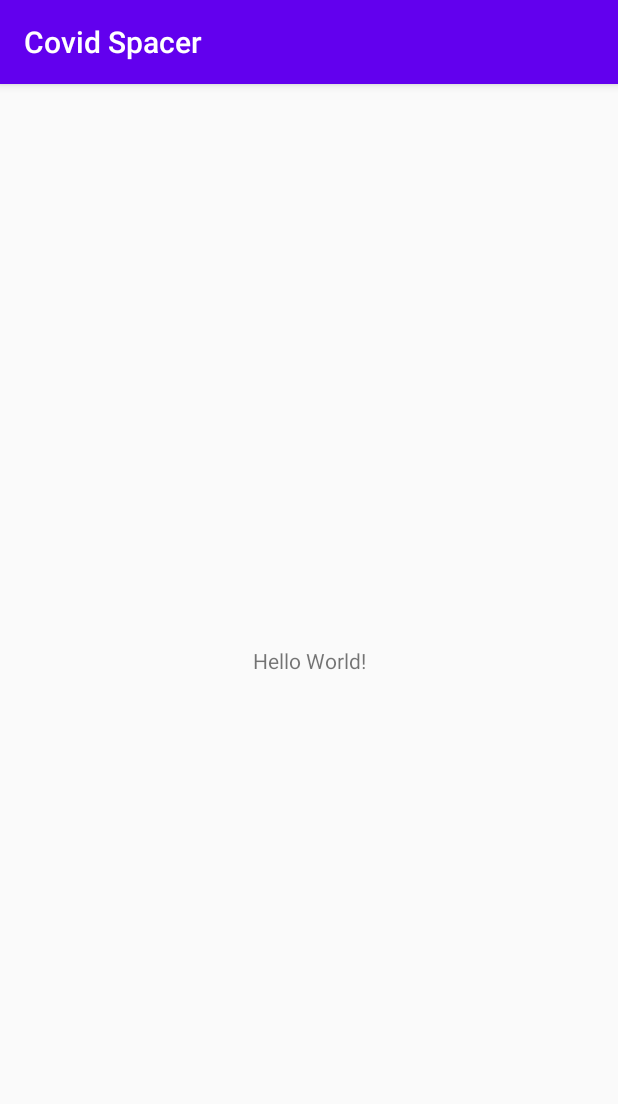
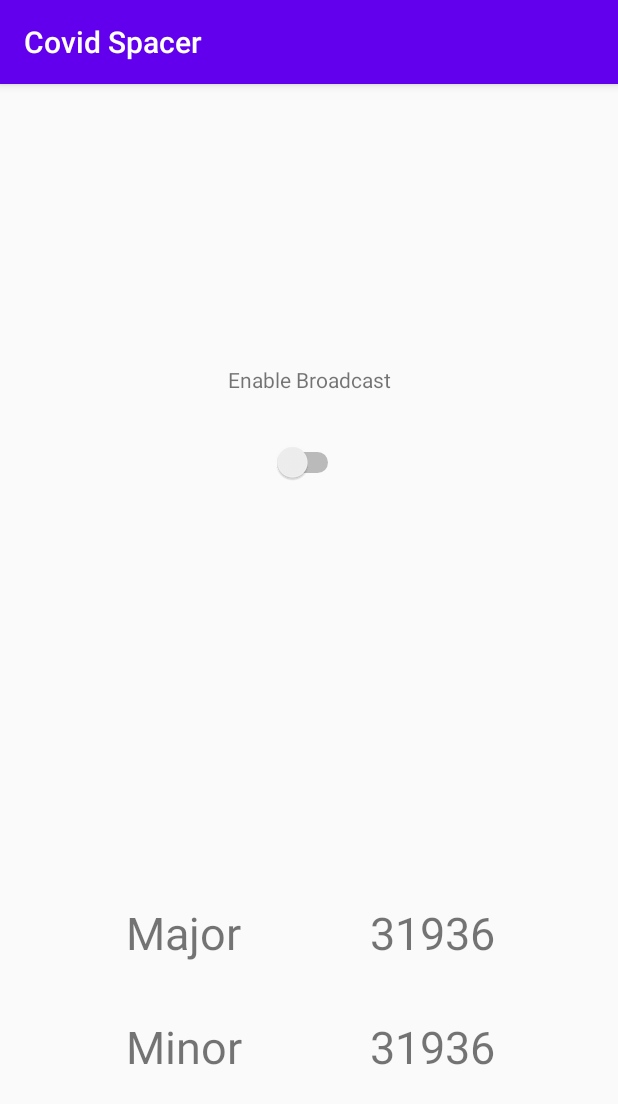
Before and after one commit to davidgamero/covid-spacer-android, an Android app: the screen it shows after launch (MainActivity), on a phone screen of 412 x 824 dp. Shown: the top 1104 px of the screen. Run offline under Robolectric (Android 15) with nearby library versions, the phone set to English and light mode, and no system bars.

Commit message:
Updated UI features, randomized minor and major axis

```diff
--- a/app/src/main/java/edu/gatech/covidSpacer/MainActivity.kt
+++ b/app/src/main/java/edu/gatech/covidSpacer/MainActivity.kt
@@ -1,12 +1,28 @@
 package edu.gatech.covidSpacer
 
+import android.os.Bundle
+import android.widget.TextView
 import androidx.appcompat.app.AppCompatActivity
-import android.os.Bundle
+import kotlin.random.Random
 
 class MainActivity : AppCompatActivity() {
 
     override fun onCreate(savedInstanceState: Bundle?) {
         super.onCreate(savedInstanceState)
         setContentView(R.layout.activity_main)
+        val majorNum = findViewById<TextView>(R.id.majorNum)
+        val minorNum = findViewById<TextView>(R.id.minorNum)
+
+        val minor: Int = randomGenerate()
+        val major: Int = randomGenerate()
+
+        minorNum.text = minor.toString()
+        majorNum.text = major.toString()
+    }
+    private fun randomGenerate(): Int {
+
+        val bound = 65536
+        //generate random values from 0-65536
+        return Random(System.nanoTime()).nextInt(bound)
     }
 }
--- a/app/src/main/res/layout/activity_main.xml
+++ b/app/src/main/res/layout/activity_main.xml
@@ -7,12 +7,69 @@
     tools:context=".MainActivity">
 
     <TextView
+        android:id="@+id/textView"
         android:layout_width="wrap_content"
         android:layout_height="wrap_content"
-        android:text="Hello World!"
+        android:text="@string/major"
+        android:textSize="30sp"
+        app:layout_constraintBottom_toBottomOf="@+id/majorNum"
+        app:layout_constraintEnd_toEndOf="parent"
+        app:layout_constraintHorizontal_bias="0.25"
+        app:layout_constraintStart_toStartOf="parent"
+        app:layout_constraintTop_toTopOf="@+id/majorNum" />
+
+    <TextView
+        android:id="@+id/textView2"
+        android:layout_width="wrap_content"
+        android:layout_height="wrap_content"
+        android:text="@string/minor"
+        android:textSize="30sp"
+        app:layout_constraintBottom_toBottomOf="@+id/minorNum"
+        app:layout_constraintStart_toStartOf="@+id/textView"
+        app:layout_constraintTop_toTopOf="@+id/minorNum" />
+
+    <TextView
+        android:id="@+id/majorNum"
+        android:layout_width="wrap_content"
+        android:layout_height="wrap_content"
+        android:text="@string/major_value"
+        android:textSize="30sp"
         app:layout_constraintBottom_toBottomOf="parent"
-        app:layout_constraintLeft_toLeftOf="parent"
-        app:layout_constraintRight_toRightOf="parent"
-        app:layout_constraintTop_toTopOf="parent" />
+        app:layout_constraintStart_toStartOf="@+id/minorNum"
+        app:layout_constraintTop_toTopOf="parent"
+        app:layout_constraintVertical_bias="0.75" />
 
+    <TextView
+        android:id="@+id/minorNum"
+        android:layout_width="wrap_content"
+        android:layout_height="wrap_content"
+        android:text="@string/minor_value"
+        android:textSize="30sp"
+        app:layout_constraintBottom_toBottomOf="parent"
+        app:layout_constraintEnd_toEndOf="parent"
+        app:layout_constraintHorizontal_bias="0.75"
+        app:layout_constraintStart_toStartOf="parent"
+        app:layout_constraintTop_toBottomOf="@+id/majorNum"
+        app:layout_constraintVertical_bias=".25" />
+
+    <TextView
+        android:id="@+id/textView5"
+        android:layout_width="wrap_content"
+        android:layout_height="wrap_content"
+        android:text="Enable Broadcast"
+        app:layout_constraintBottom_toBottomOf="parent"
+        app:layout_constraintEnd_toEndOf="parent"
+        app:layout_constraintStart_toStartOf="parent"
+        app:layout_constraintTop_toTopOf="parent"
+        app:layout_constraintVertical_bias=".25" />
+
+    <Switch
+        android:id="@+id/broadcastSwitch"
+        android:layout_width="wrap_content"
+        android:layout_height="wrap_content"
+        android:layout_marginTop="32dp"
+        app:layout_constraintEnd_toEndOf="parent"
+        app:layout_constraintHorizontal_bias="0.498"
+        app:layout_constraintStart_toStartOf="parent"
+        app:layout_constraintTop_toBottomOf="@+id/textView5" />
 </androidx.constraintlayout.widget.ConstraintLayout>
--- a/app/src/main/res/values/strings.xml
+++ b/app/src/main/res/values/strings.xml
@@ -1,3 +1,7 @@
 <resources>
     <string name="app_name">Covid Spacer</string>
+    <string name="major">Major</string>
+    <string name="major_value">Major Value</string>
+    <string name="minor">Minor</string>
+    <string name="minor_value">Minor Value</string>
 </resources>
```
